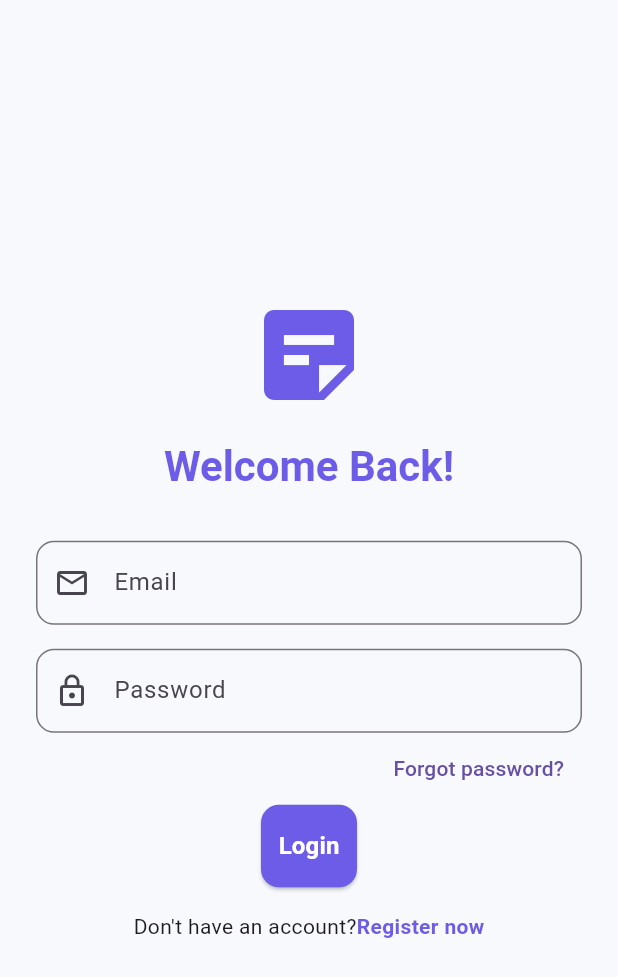
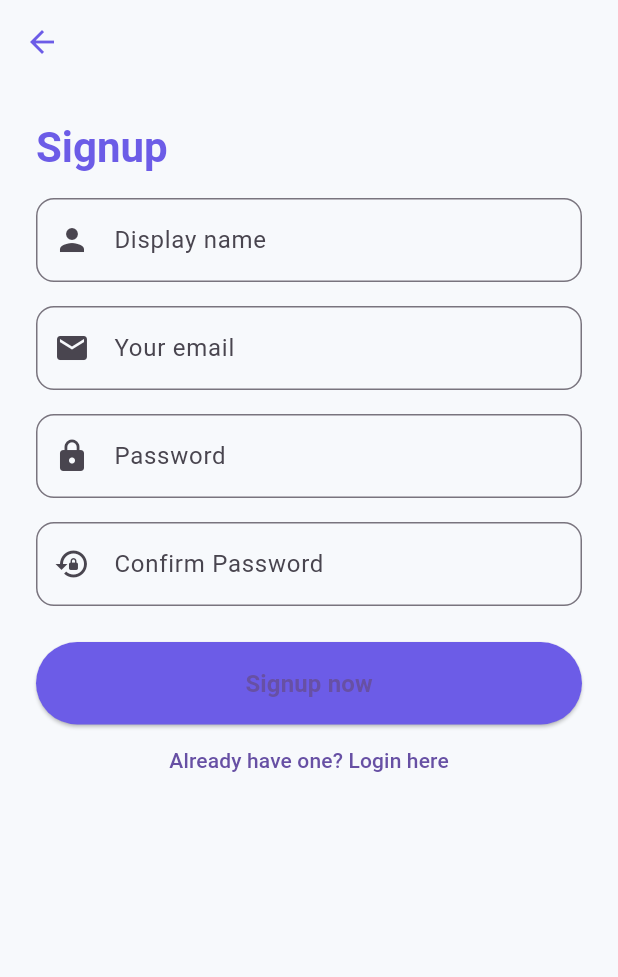
Before and after one commit to NgVu170/Final-project, a Flutter app: the screen it shows after launch, after a tap on "Register now", on a phone screen of 412 x 824 dp. Shown: the top 977 px of the screen. Run offline on Flutter 3.47's test engine with Material 3 defaults, Android fonts, the phone set to English and light mode, and no system bars; our stand-ins replace cloud_firestore, equatable, firebase_auth, firebase_core, firebase_storage, flutter_bloc and 1 more; accounts and stored records are empty.

Commit message:
[Add] Signup screen
Presentation/Authentication/SignupScreeb.dart

```diff
--- a/lib/Presentation/Screens/Authentication/loginScreen.dart
+++ b/lib/Presentation/Screens/Authentication/loginScreen.dart
@@ -1,6 +1,7 @@
 import 'package:flutter/material.dart';
 import 'package:flutter_bloc/flutter_bloc.dart';
 import 'package:note_app_using_para/Logic/Authentication/auth_cubit.dart';
+import 'package:note_app_using_para/Presentation/Screens/Authentication/signupScreen.dart';
 
 class LoginScreen extends StatefulWidget{
   const LoginScreen({super.key});
@@ -156,7 +157,7 @@ class _LoginScreenState extends State<LoginScreen> {
                           const Text("Don't have an account?"),
                           GestureDetector(
                             onTap: (){
-                              //TODO: Change to signup screen
+                              Navigator.push(context, MaterialPageRoute(builder: (_) => SignUpScreen()));
                             },
                               child: Text(
                                   "Register now",
--- /dev/null
+++ b/lib/Presentation/Screens/Authentication/signupScreen.dart
@@ -0,0 +1,157 @@
+import 'package:flutter/material.dart';
+import 'package:flutter_bloc/flutter_bloc.dart';
+import '../../../Logic/Authentication/auth_cubit.dart';
+
+class SignUpScreen extends StatefulWidget{
+  const SignUpScreen({super.key});
+  @override
+  State<SignUpScreen> createState() => _SignUpScreenState();
+}
+
+class _SignUpScreenState extends State<SignUpScreen> {
+  final _formKey = GlobalKey<FormState>();
+
+  final displayNameController = TextEditingController();
+  final emailController = TextEditingController();
+  final passwordController = TextEditingController();
+  final confirmPasswordController = TextEditingController();
+
+ @override
+  void dispose(){
+    displayNameController.dispose();
+    emailController.dispose();
+    passwordController.dispose();
+    confirmPasswordController.dispose();
+    super.dispose();
+ }
+
+ @override
+  Widget build(BuildContext context){
+   final theme = Theme.of(context);
+
+   return Scaffold(
+     backgroundColor: theme.scaffoldBackgroundColor,
+    appBar: AppBar(
+      backgroundColor: Colors.transparent,
+      elevation: 0,
+      leading: IconButton(
+        icon: Icon(Icons.arrow_back, color: theme.primaryColor),
+        onPressed: (){
+          Navigator.pop(context);
+        },
+      )
+    ),
+     body: BlocConsumer<AuthCubit, AuthState>(
+       listener: (context, state){
+         if (state is AuthFailure){
+           ScaffoldMessenger.of(context).showSnackBar(
+             SnackBar(content: Text(state.message), backgroundColor: Colors.red,)
+           );
+         }
+       },
+       builder: (context, state){
+         if (state is AuthLoading){
+           return const Center(
+             child: CircularProgressIndicator(),
+           );
+         }
+         return SingleChildScrollView(
+           padding: const EdgeInsets.all(24.0),
+           child: Form(
+             key: _formKey,
+             child: Column(
+               crossAxisAlignment: CrossAxisAlignment.stretch,
+               children: [
+                 Text(
+                   "Signup",
+                   style: theme.textTheme.headlineMedium?.copyWith(
+                     color: theme.primaryColor,
+                     fontWeight: FontWeight.bold,
+                  )
+                 ),
+                 SizedBox(height: 16,),
+                 // --- DISPLAY NAME ---
+                 TextFormField(
+                   controller: displayNameController,
+                   decoration: InputDecoration(
+                     hintText: "Display name",
+                     prefixIcon: const Icon(Icons.person),
+                     border: OutlineInputBorder(
+                       borderRadius: BorderRadius.circular(12),
+                     ),
+                   ),
+                   validator: (v) => v!.isEmpty ? "How will we call you?" : null,
+                 ),
+                 SizedBox(height: 16,),
+                 // --- Email ---
+                 TextFormField(
+                   controller: emailController,
+                   decoration: InputDecoration(
+                     hintText: "Your email",
+                     prefixIcon: const Icon(Icons.mail),
+                     border: OutlineInputBorder(
+                       borderRadius: BorderRadius.circular(12),
+                     ),
+                   ),
+                   validator: (v) => v!.contains('@') ? "Unvalid email" : null,
+                 ),
+                 SizedBox(height: 16,),
+                 // --- Password ---
+                 TextFormField(
+                   controller: passwordController,
+                   decoration: InputDecoration(
+                     hintText: "Password",
+                     prefixIcon: const Icon(Icons.lock),
+                     border: OutlineInputBorder(
+                       borderRadius: BorderRadius.circular(12),
+                     ),
+                   ),
+                   validator: (v) => v!.length < 6 ? "Password must be more than 6 characters" : null,
+                 ),
+                 SizedBox(height: 16,),
+                 // --- Confirm Password ---
+                 TextFormField(
+                   controller: confirmPasswordController,
+                   decoration: InputDecoration(
+                     hintText: "Confirm Password",
+                     prefixIcon: const Icon(Icons.lock_reset),
+                     border: OutlineInputBorder(
+                       borderRadius: BorderRadius.circular(12),
+                     ),
+                   ),
+                   validator: (v) {
+                     if (v != passwordController.text) return "Password must be same as Cnnfirm password";
+                     return null;
+                   },
+                 ),
+                 SizedBox(height: 24,),
+
+                 ElevatedButton(
+                   onPressed: (){
+                     if (_formKey.currentState!.validate()){
+                      context.read<AuthCubit>().signUp(
+                        emailController.text.trim(),
+                        passwordController.text.trim(),
+                        displayNameController.text.trim()
+                      );
+                     }
+                   },
+                   style: ElevatedButton.styleFrom(
+                     backgroundColor: theme.primaryColor,
+                     padding: const EdgeInsets.symmetric(vertical: 16),
+                   ),
+                   child: const Text("Signup now", style: TextStyle(fontSize: 16, fontWeight: FontWeight.bold)),
+                 ),
+                 TextButton(
+                   onPressed: () => Navigator.pop(context),
+                   child: const Text("Already have one? Login here"),
+                 ),
+               ]
+             )
+           ),
+         );
+       },
+     ),
+   );
+ }
+}
```
